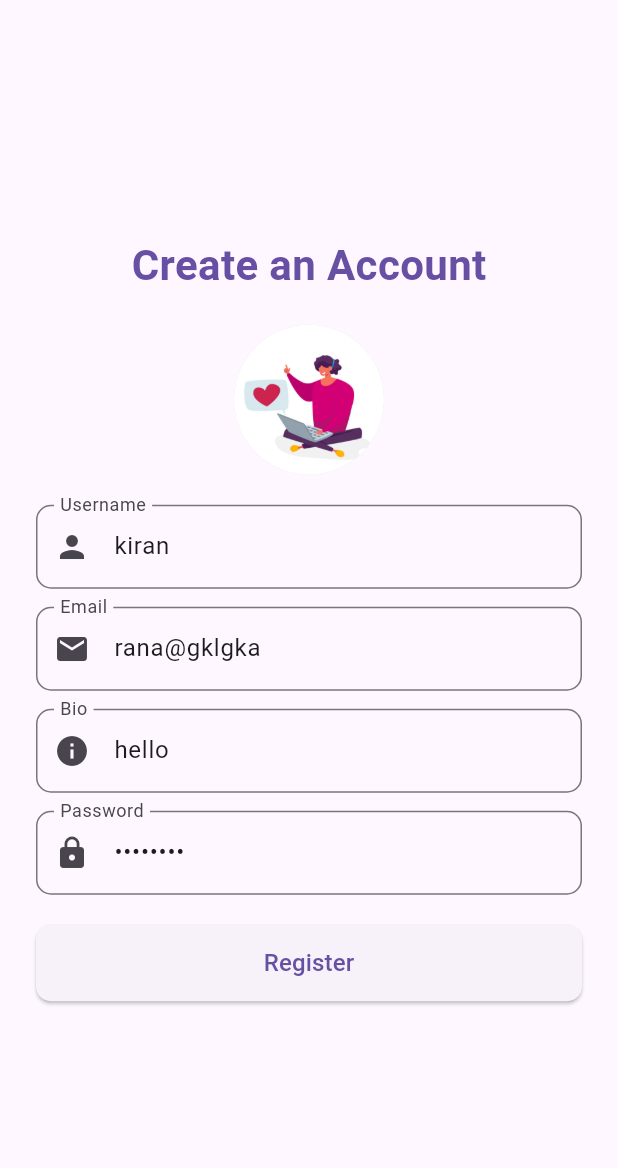
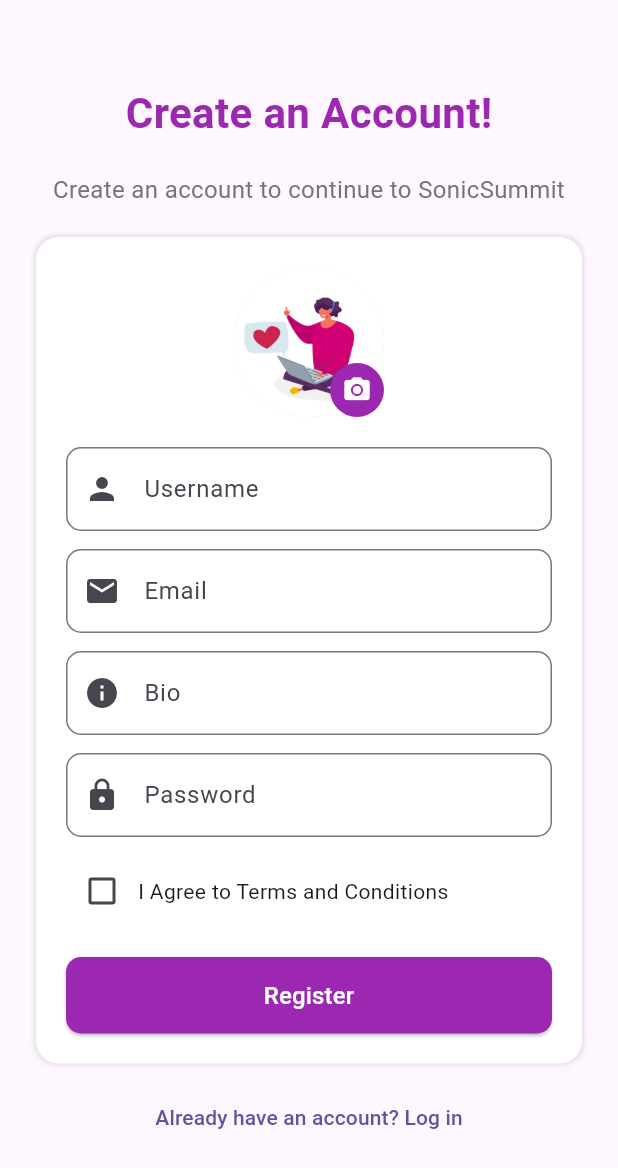
Before and after one commit to kripesh03/SonicSummitMobileApp, a Flutter app: the RegistrationView screen opened directly, on a phone screen of 412 x 824 dp. Shown: the top 1168 px of the screen. Run offline on Flutter 3.47's test engine with Material 3 defaults, Android fonts, the phone set to English and light mode, and no system bars; our stand-ins replace bloc, dartz, dio, equatable, flutter_bloc, get_it and 5 more; accounts and stored records are empty.

Commit message:
minor changes

```diff
--- a/lib/features/auth/data/data_source/auth_local_datasource/auth_local_datasource.dart
+++ b/lib/features/auth/data/data_source/auth_local_datasource/auth_local_datasource.dart
@@ -62,6 +62,4 @@ class AuthLocalDataSource implements IAuthDataSource {
     throw UnimplementedError();
   }
 
-
-
 }
--- a/lib/features/auth/presentation/view/registration_view.dart
+++ b/lib/features/auth/presentation/view/registration_view.dart
@@ -15,10 +15,11 @@ class RegistrationView extends StatefulWidget {
 
 class _RegistrationViewState extends State<RegistrationView> {
   final _key = GlobalKey<FormState>();
-  final _usernameController = TextEditingController(text: 'kiran');
-  final _emailController = TextEditingController(text: 'rana@gklgka');
-  final _bioController = TextEditingController(text: 'hello');
-  final _passwordController = TextEditingController(text: 'kiran123');
+  final _usernameController = TextEditingController();
+  final _emailController = TextEditingController();
+  final _bioController = TextEditingController();
+  final _passwordController = TextEditingController();
+  bool _agreeToTerms = false;
 
   Future<void> checkCameraPermission() async {
     if (await Permission.camera.request().isRestricted ||
@@ -54,15 +55,41 @@ class _RegistrationViewState extends State<RegistrationView> {
             child: Column(
               mainAxisAlignment: MainAxisAlignment.center,
               children: [
-                Text(
-                  'Create an Account',
+                const Text(
+                  'Create an Account!',
                   style: TextStyle(
                     fontSize: 28,
                     fontWeight: FontWeight.bold,
-                    color: Theme.of(context).primaryColor,
+                    color: Colors.purple,
                   ),
                 ),
                 const SizedBox(height: 20),
+                Text(
+                  "Create an account to continue to SonicSummit",
+                  style: TextStyle(
+                    fontSize: 16,
+                    color: Colors.grey[600],
+                  ),
+                  textAlign: TextAlign.center,
+                ),
+                const SizedBox(height: 20),
+
+                // Form Container with Border
+                Container(
+                  padding: const EdgeInsets.all(20),
+                  decoration: BoxDecoration(
+                    color: Colors.white,
+                    borderRadius: BorderRadius.circular(15),
+                    boxShadow: [
+                      BoxShadow(
+                        color: Colors.black.withOpacity(0.1),
+                        blurRadius: 2,
+                        spreadRadius: 1,
+                      ),
+                    ],
+                  ),
+                  child: Column(
+                    children: [
                       GestureDetector(
                         onTap: () {
                           showModalBottomSheet(
@@ -100,13 +127,30 @@ class _RegistrationViewState extends State<RegistrationView> {
                             ),
                           );
                         },
-                  child: CircleAvatar(
+                        child: Stack(
+                          children: [
+                            CircleAvatar(
                               radius: 50,
                               backgroundImage: _img != null
                                   ? FileImage(_img!)
                                   : const AssetImage('assets/images/music_3.jpg')
                                       as ImageProvider,
                               backgroundColor: Colors.grey[300],
+                            ),
+                            const Positioned(
+                              bottom: 0,
+                              right: 0,
+                              child: CircleAvatar(
+                                backgroundColor: Colors.purple,
+                                radius: 18,
+                                child: Icon(
+                                  Icons.camera_alt,
+                                  color: Colors.white,
+                                  size: 20,
+                                ),
+                              ),
+                            ),
+                          ],
                         ),
                       ),
                       const SizedBox(height: 20),
@@ -166,6 +210,20 @@ class _RegistrationViewState extends State<RegistrationView> {
                               validator: (value) =>
                                   value == null || value.isEmpty ? 'Enter Password' : null,
                             ),
+                            const SizedBox(height: 12),
+                            Row(
+                              children: [
+                                Checkbox(
+                                  value: _agreeToTerms,
+                                  onChanged: (value) {
+                                    setState(() {
+                                      _agreeToTerms = value!;
+                                    });
+                                  },
+                                ),
+                                const Text('I Agree to Terms and Conditions')
+                              ],
+                            ),
                           ],
                         ),
                       ),
@@ -174,13 +232,14 @@ class _RegistrationViewState extends State<RegistrationView> {
                         width: double.infinity,
                         child: ElevatedButton(
                           style: ElevatedButton.styleFrom(
+                            backgroundColor: Colors.purple,
                             padding: const EdgeInsets.symmetric(vertical: 14),
                             shape: RoundedRectangleBorder(
                               borderRadius: BorderRadius.circular(10),
                             ),
                           ),
                           onPressed: () {
-                      if (_key.currentState!.validate()) {
+                            if (_key.currentState!.validate() && _agreeToTerms) {
                               final registerState = context.read<RegisterBloc>().state;
                               final imageName = registerState.imageName;
                               context.read<RegisterBloc>().add(
@@ -195,11 +254,17 @@ class _RegistrationViewState extends State<RegistrationView> {
                                   );
                             }
                           },
-                    child: const Text(
-                      'Register',
-                      style: TextStyle(fontSize: 16),
+                          child: const Text('Register',
+                              style: TextStyle(fontSize: 16, color: Colors.white)),
                         ),
                       ),
+                    ],
+                  ),
+                ),
+                const SizedBox(height: 12),
+                TextButton(
+                  onPressed: () {},
+                  child: const Text('Already have an account? Log in'),
                 ),
               ],
             ),
--- a/lib/features/auth/presentation/view_model/signup/register_bloc.dart
+++ b/lib/features/auth/presentation/view_model/signup/register_bloc.dart
@@ -57,7 +57,8 @@ class RegisterBloc extends Bloc<RegisterEvent, RegisterState> {
       (l) {
         emit(state.copyWith(isLoading: false, isSuccess: false));
         showMySnackBar(
-            context: event.context, message: l.message, color: Colors.red);
+            context: event.context, message: "Registration Successful",color: Colors.green);
+
       },
       (r) {
         emit(state.copyWith(isLoading: false, isSuccess: true));
```
Lines whose indentation alone changed are shown as unchanged.
